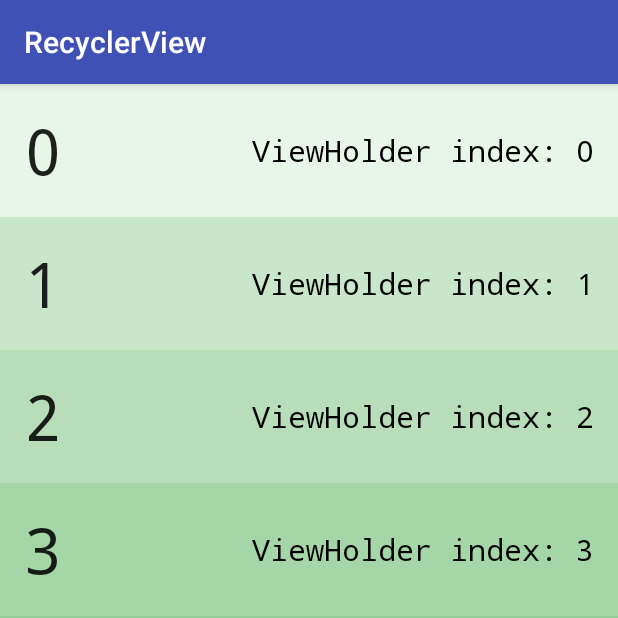
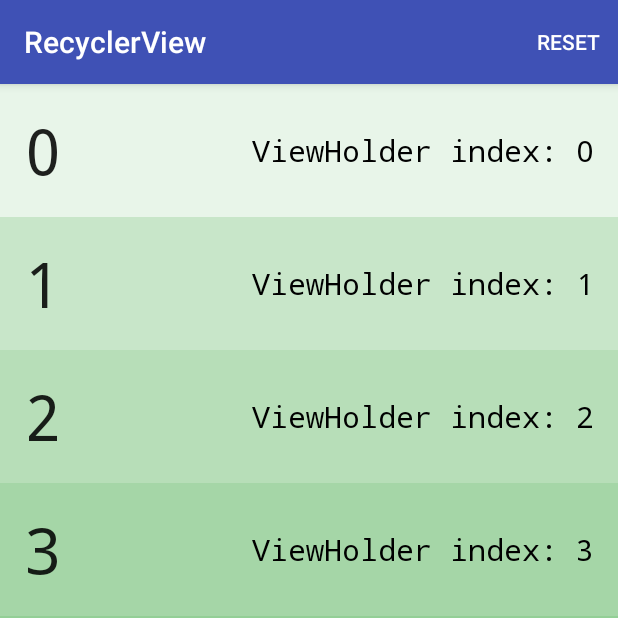
Before and after one commit to andersonnunes/course-android, an Android app: the screen it shows after launch (MainActivity), on a phone screen of 412 x 824 dp, the top half of it. Run offline under Robolectric (Android 15) with nearby library versions, the phone set to English and light mode, and no system bars.

Commit message:
Refresh MenuButton - Solution

```diff
--- a/exercises/green-recycler-view/app/src/main/java/com/example/android/recyclerview/MainActivity.java
+++ b/exercises/green-recycler-view/app/src/main/java/com/example/android/recyclerview/MainActivity.java
@@ -19,6 +19,8 @@
 import android.support.v7.app.AppCompatActivity;
 import android.support.v7.widget.LinearLayoutManager;
 import android.support.v7.widget.RecyclerView;
+import android.view.Menu;
+import android.view.MenuItem;
 
 public class MainActivity extends AppCompatActivity {
 
@@ -69,19 +71,37 @@
         mNumbersList.setAdapter(mAdapter);
     }
 
-    // TODO (2) Create a menu resource in res/menu/ called main.xml
-    // TODO (3) Add one item to the menu with an ID of action_refresh
-    // TODO (4) Set the title of the menu item to "Refresh" using strings.xml
-    // TODO (5) Set the orderInCategory value to 1 to make sure this item is the first in the list
-    // TODO (6) Set app:showAsAction to ifRoom to display the menu item in the ActionBar if there is room
+    // COMPLETED (7) Override onCreateOptionsMenu
+    // COMPLETED (8) Use getMenuInflater().inflate to inflate the menu
+    // COMPLETED (9) Return true to display this menu
+    @Override
+    public boolean onCreateOptionsMenu(Menu menu) {
+        getMenuInflater().inflate(R.menu.main, menu);
+        return true;
+    }
 
+    // COMPLETED (10) Override onOptionsItemSelected
+    // COMPLETED (11) Within this method, get the ID from the MenuItem
+    // COMPLETED (12) If the ID equals R.id.action_refresh, create and set a new adapter on the RecyclerView and return true
+    // COMPLETED (13) For now, for all other IDs, return super.onOptionsItemSelected
+    @Override
+    public boolean onOptionsItemSelected(MenuItem item) {
 
-    // TODO (7) Override onCreateOptionsMenu
-    // TODO (8) Use getMenuInflater().inflate to inflate the menu
-    // TODO (9) Return true to display this menu
+        int itemId = item.getItemId();
 
-    // TODO (10) Override onOptionsItemSelected
-    // TODO (11) Within this method, get the ID from the MenuItem
-    // TODO (12) If the ID equals R.id.action_refresh, create and set a new adapter on the RecyclerView and return true
-    // TODO (13) For now, for all other IDs, return super.onOptionsItemSelected
+        switch (itemId) {
+            /*
+             * When you click the reset menu item, we want to start all over
+             * and display the pretty gradient again. There are a few similar
+             * ways of doing this, with this one being the simplest of those
+             * ways. (in our humble opinion)
+             */
+            case R.id.action_refresh:
+                mAdapter = new GreenAdapter(NUM_LIST_ITEMS);
+                mNumbersList.setAdapter(mAdapter);
+                return true;
+        }
+
+        return super.onOptionsItemSelected(item);
+    }
 }
--- /dev/null
+++ b/exercises/green-recycler-view/app/src/main/res/menu/main.xml
@@ -0,0 +1,32 @@
+<?xml version="1.0" encoding="utf-8"?>
+<!--COMPLETED (2) Create a menu resource in res/menu/ called main.xml-->
+<!--
+     Copyright (C) 2016 The Android Open Source Project
+
+     Licensed under the Apache License, Version 2.0 (the "License");
+     you may not use this file except in compliance with the License.
+     You may obtain a copy of the License at
+
+          http://www.apache.org/licenses/LICENSE-2.0
+
+     Unless required by applicable law or agreed to in writing, software
+     distributed under the License is distributed on an "AS IS" BASIS,
+     WITHOUT WARRANTIES OR CONDITIONS OF ANY KIND, either express or implied.
+     See the License for the specific language governing permissions and
+     limitations under the License.
+-->
+<menu xmlns:android="http://schemas.android.com/apk/res/android"
+      xmlns:app="http://schemas.android.com/apk/res-auto"
+      xmlns:tools="http://schemas.android.com/tools"
+      tools:context=".MainActivity">
+
+    <!--COMPLETED (3) Add one item to the menu with an ID of action_refresh-->
+    <!--COMPLETED (4) Set the title of the menu item to "Refresh" using strings.xml-->
+    <!--COMPLETED (5) Set the orderInCategory value to 1 to make sure this item is the first in the list -->
+    <!--COMPLETED (6) Set app:showAsAction to ifRoom to display the menu item in the ActionBar if there is room-->
+    <item
+        android:id="@+id/action_refresh"
+        android:orderInCategory="1"
+        android:title="@string/action_reset"
+        app:showAsAction="ifRoom"/>
+</menu>
--- a/exercises/green-recycler-view/app/src/main/res/values/strings.xml
+++ b/exercises/green-recycler-view/app/src/main/res/values/strings.xml
@@ -15,5 +15,6 @@
 -->
 <resources>
     <string name="app_name">RecyclerView</string>
-    <!--TODO (1) Add a String for the title of the menu item, "Reset"-->
+    <!--COMPLETED (1) Add a String for the title of the menu item, "Reset"-->
+    <string name="action_reset">Reset</string>
 </resources>
```
